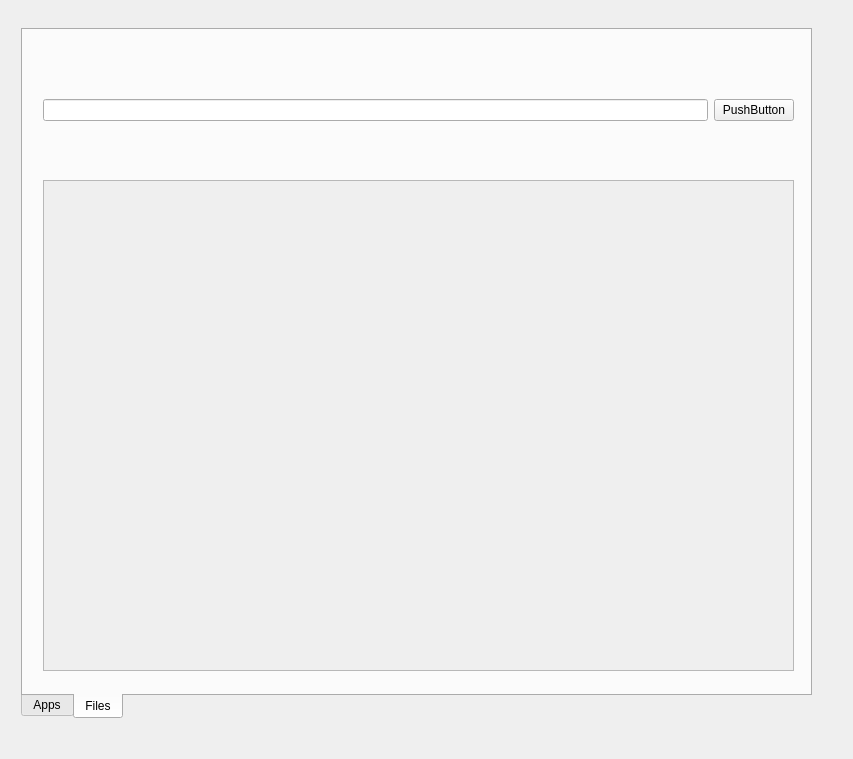
The window that qt_gui/Designer Files/GUI.ui (manojgudi/py_finder) describes before a commit, drawn with Qt 5.
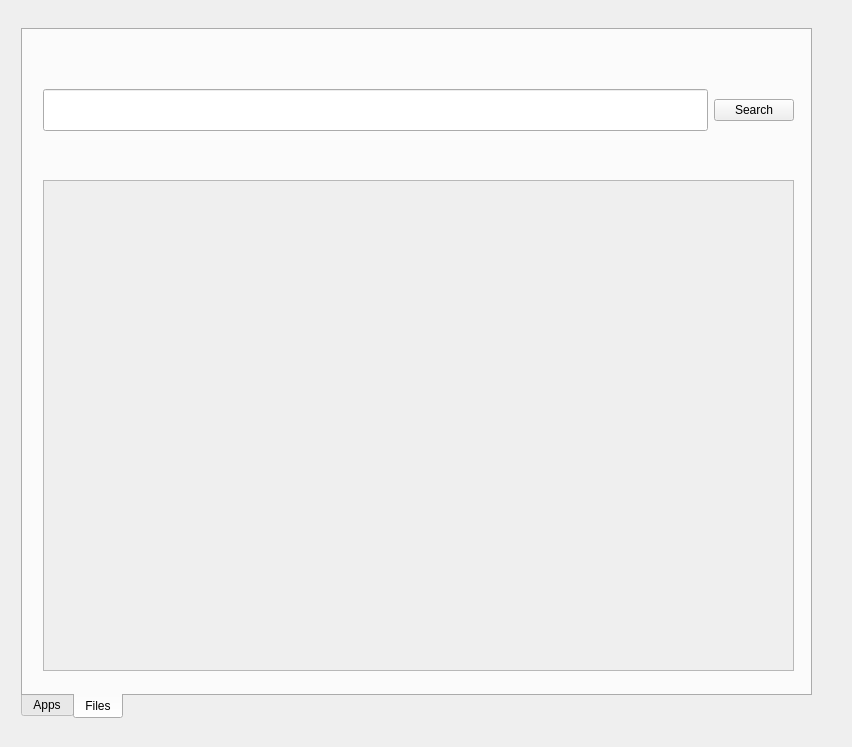
The same window after the commit. Icons and pictures are not drawn. Custom widgets are drawn as their Qt base class.

Commit message: Added Image Icons to the QT From and changed the default size to 42 px as per the unity size

Patch:
```diff
--- a/qt_gui/Designer Files/GUI.ui
+++ b/qt_gui/Designer Files/GUI.ui
@@ -6,8 +6,8 @@
    <rect>
     <x>0</x>
     <y>0</y>
-    <width>853</width>
-    <height>759</height>
+    <width>852</width>
+    <height>747</height>
    </rect>
   </property>
   <property name="mouseTracking">
@@ -37,6 +37,9 @@
       <height>691</height>
      </rect>
     </property>
+    <property name="styleSheet">
+     <string notr="true">&lt;image src=&quot;/home/iamrock/Desktop/apps.png&quot; /&gt;</string>
+    </property>
     <property name="tabPosition">
      <enum>QTabWidget::South</enum>
     </property>
@@ -156,7 +159,7 @@
          <property name="minimumSize">
           <size>
            <width>505</width>
-           <height>0</height>
+           <height>42</height>
           </size>
          </property>
         </widget>
@@ -164,7 +167,17 @@
        <item>
         <widget class="QPushButton" name="pushButton_7">
          <property name="text">
-          <string>PushButton</string>
+          <string>  Search  </string>
+         </property>
+         <property name="icon">
+          <iconset>
+           <normaloff>../../../../../../../../../home/iamrock/Desktop/search.jpg</normaloff>../../../../../../../../../home/iamrock/Desktop/search.jpg</iconset>
+         </property>
+         <property name="iconSize">
+          <size>
+           <width>42</width>
+           <height>42</height>
+          </size>
          </property>
         </widget>
        </item>
```
Left out of the diff: 40 changed lines with no effect on the pictures.
